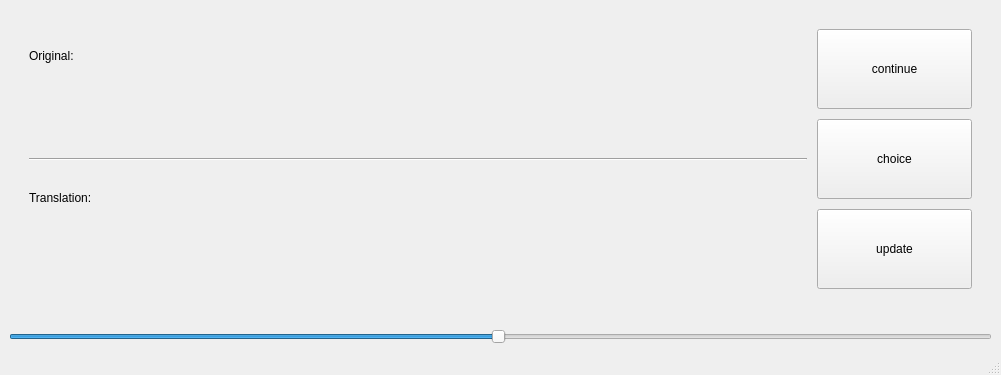
This is form.ui in SashaProgrammist/WordFlow as Qt 5 draws it before an edit. The edited form follows.
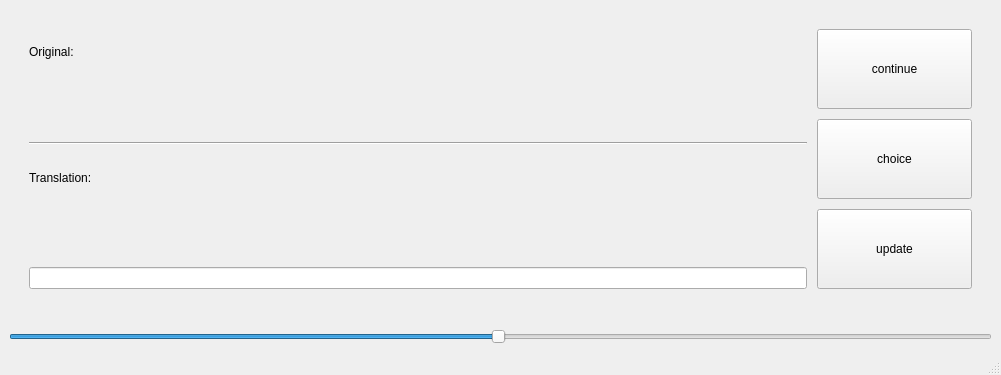
This is the edited form. Icons and pictures are not drawn.

Commit message: typing input

The edit to the form file:
```diff
--- a/form.ui
+++ b/form.ui
@@ -94,8 +94,14 @@
           <property name="cursor">
            <cursorShape>IBeamCursor</cursorShape>
           </property>
+          <property name="frameShape">
+           <enum>QFrame::Shape::NoFrame</enum>
+          </property>
           <property name="text">
-           <string/>
+           <string>&lt;html&gt;&lt;head/&gt;&lt;body&gt;&lt;p&gt;&lt;br/&gt;&lt;/p&gt;&lt;/body&gt;&lt;/html&gt;</string>
+          </property>
+          <property name="textFormat">
+           <enum>Qt::TextFormat::MarkdownText</enum>
           </property>
           <property name="scaledContents">
            <bool>false</bool>
@@ -109,6 +115,25 @@
           <property name="textInteractionFlags">
            <set>Qt::TextInteractionFlag::LinksAccessibleByMouse|Qt::TextInteractionFlag::TextSelectableByMouse</set>
           </property>
+          <property name="buddy">
+           <cstring></cstring>
+          </property>
+         </widget>
+        </item>
+        <item>
+         <widget class="QLineEdit" name="lineEdit">
+          <property name="focusPolicy">
+           <enum>Qt::FocusPolicy::StrongFocus</enum>
+          </property>
+          <property name="text">
+           <string/>
+          </property>
+          <property name="frame">
+           <bool>true</bool>
+          </property>
+          <property name="echoMode">
+           <enum>QLineEdit::EchoMode::NoEcho</enum>
+          </property>
          </widget>
         </item>
        </layout>
```
Left out of the diff: 24 changed lines with no effect on the pictures. The commit also changes 1 other file.
